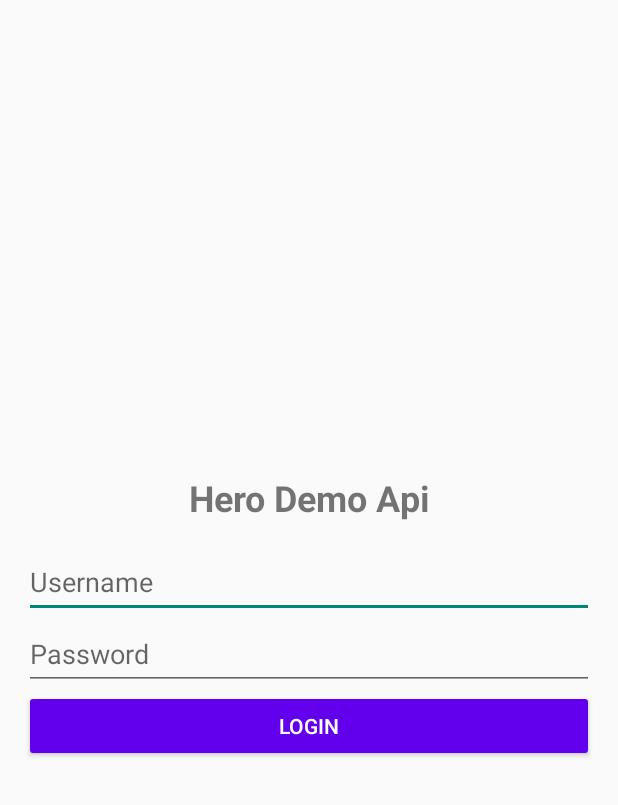
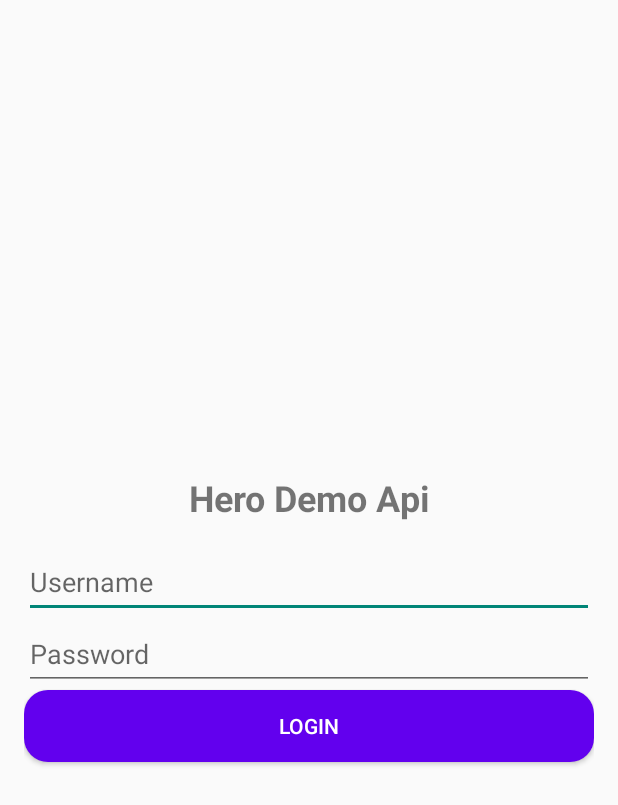
Before and after one commit to Skypea-Ghoul/Learn-AD, an Android app built with Jetpack Compose: the screen it shows after launch (LoginActivity), on a phone screen of 412 x 824 dp. Shown: the top 805 px of the screen. Run offline under Robolectric (Android 15) with nearby library versions, the phone set to English and light mode, and no system bars.

Commit message:
Initial Codes

```diff
--- /dev/null
+++ b/app/src/main/res/drawable/rounded_corner.xml
@@ -0,0 +1,5 @@
+<?xml version="1.0" encoding="utf-8"?>
+<shape xmlns:android="http://schemas.android.com/apk/res/android">
+    <corners android:radius="16dp" />
+    <solid android:color="@color/purple_500"/>
+</shape>
--- a/app/src/main/res/layout/activity_login_hero.xml
+++ b/app/src/main/res/layout/activity_login_hero.xml
@@ -34,7 +34,8 @@
         android:layout_width="match_parent"
         android:layout_height="wrap_content"
         android:text="Login"
-        android:backgroundTint="@color/purple_500"
-        android:textColor="@color/white"/>
+        android:background="@drawable/rounded_corner"
+        android:textColor="@color/white"
+        />
 
 </LinearLayout>
```
